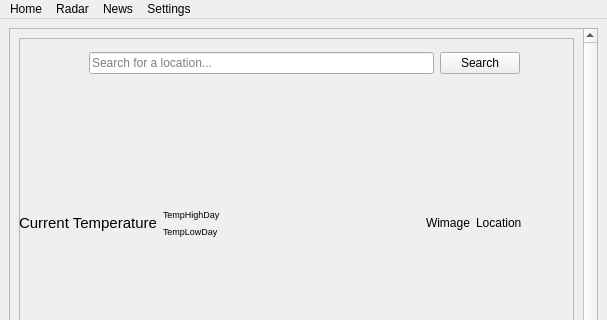
The window that da_form.ui (SatvirUppal/4474-Proto-New) describes before a commit, drawn with Qt 5; both pictures show x 0 to 607 and y 0 to 320 of the 607 by 1080 pixel window.
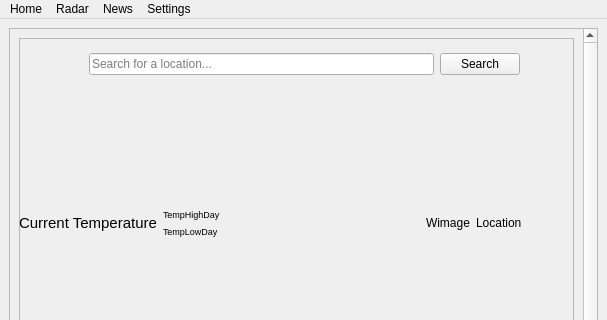
The same window after the commit.

Commit message: renaming for current temp

```diff
--- a/da_form.ui
+++ b/da_form.ui
@@ -46,8 +46,8 @@
         <rect>
          <x>0</x>
          <y>0</y>
-         <width>570</width>
-         <height>1818</height>
+         <width>581</width>
+         <height>1824</height>
         </rect>
        </property>
        <layout class="QVBoxLayout" name="verticalLayout_2">
@@ -74,7 +74,7 @@
              <x>70</x>
              <y>10</y>
              <width>431</width>
-             <height>31</height>
+             <height>33</height>
             </rect>
            </property>
            <layout class="QGridLayout" name="gridSearch">
```
Left out of the diff: 90 changed lines with no effect on the pictures. The commit also changes 1 other file.
